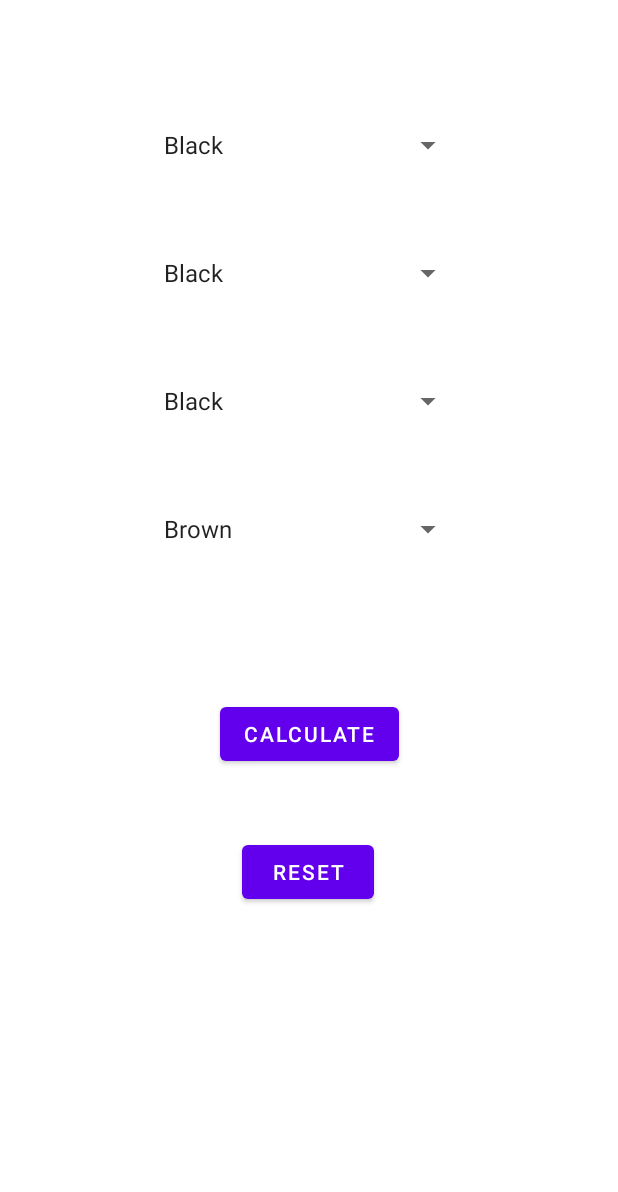
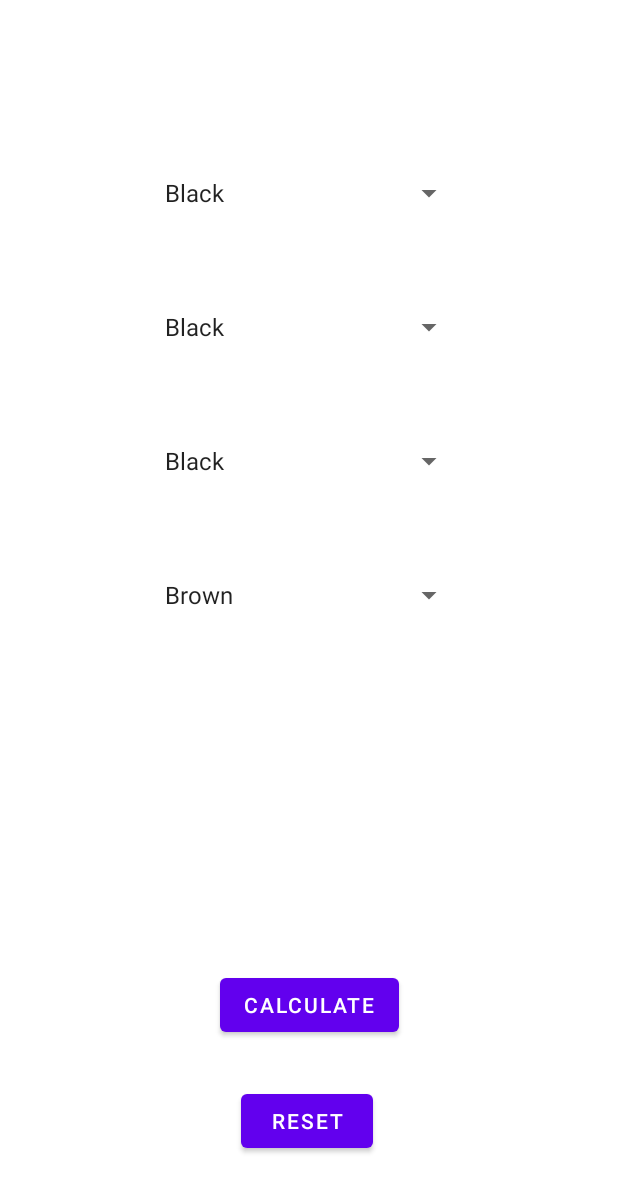
Before and after one commit to s00212257/AndroidStudioProjects, an Android app: the screen it shows after launch (MainActivity), on a phone screen of 412 x 824 dp. Shown: the top 1192 px of the screen. Run offline under Robolectric (Android 15) with nearby library versions, the phone set to English and light mode, and no system bars.

Commit message:
new calc methods, reset btn etc.

```diff
--- a/ResistorCalc/app/src/main/java/com/example/resistorcalc/MainActivity.java
+++ b/ResistorCalc/app/src/main/java/com/example/resistorcalc/MainActivity.java
@@ -6,7 +6,7 @@ import android.widget.AdapterView;
 import android.widget.ArrayAdapter;
 import android.widget.Button;
 import android.widget.Spinner;
-import android.widget.Toast;
+import android.widget.TextView;
 
 import androidx.appcompat.app.AppCompatActivity;
 
@@ -17,25 +17,24 @@ public class MainActivity extends AppCompatActivity implements AdapterView.OnIte
 
     Spinner spinnerBandOne;
     Spinner spinnerBandTwo;
-    //Spinner spinnerBandThree;
     Spinner spinnerMultiplier;
     Spinner spinnerTolerance;
     Button btnCalc;
     Button btnReset;
+    TextView tvResult;
 
     @Override
     protected void onCreate(Bundle savedInstanceState) {
         super.onCreate(savedInstanceState);
         setContentView(R.layout.activity_main);
 
-        //No more top bar $$$
         getSupportActionBar().hide();
 
         spinnerBandOne = findViewById(R.id.spinnerBandOne);
         spinnerBandTwo = findViewById(R.id.spinnerBandTwo);
-        //spinnerBandThree = findViewById(R.id.spinnerBandThree);
         spinnerMultiplier = findViewById(R.id.spinnerMultiplier);
         spinnerTolerance = findViewById(R.id.spinnerTolerance);
+        tvResult = findViewById(R.id.tvResult);
 
         btnCalc = findViewById(R.id.btnCalc);
         btnReset = findViewById(R.id.btnReset);
@@ -46,43 +45,69 @@ public class MainActivity extends AppCompatActivity implements AdapterView.OnIte
         ArrayAdapter<CharSequence> toleranceColour = ArrayAdapter.createFromResource(this,
                 R.array.toleranceColours, android.R.layout.simple_spinner_item);
 
+        ArrayAdapter<CharSequence> multiColour = ArrayAdapter.createFromResource(this,
+                R.array.multiColours, android.R.layout.simple_spinner_item);
+
         bandColour.setDropDownViewResource(android.R.layout.simple_spinner_dropdown_item);
         toleranceColour.setDropDownViewResource(android.R.layout.simple_spinner_dropdown_item);
 
         spinnerBandOne.setAdapter(bandColour);
         spinnerBandTwo.setAdapter(bandColour);
-        //spinnerBandThree.setAdapter(bandColour);
-        spinnerMultiplier.setAdapter(bandColour);
+        spinnerMultiplier.setAdapter(multiColour);
         spinnerTolerance.setAdapter(toleranceColour);
 
         spinnerBandOne.setOnItemSelectedListener(this);
         spinnerBandTwo.setOnItemSelectedListener(this);
-        //spinnerBandThree.setOnItemSelectedListener(this);
         spinnerMultiplier.setOnItemSelectedListener(this);
         spinnerTolerance.setOnItemSelectedListener(this);
 
         //Calc button press event
         btnCalc.setOnClickListener(view -> {
-            //Build string from the values of the first two bands
-            StringBuilder stringBuilder = new StringBuilder();
-            stringBuilder.append(spinnerBandOne.getSelectedItemPosition());
-            stringBuilder.append(spinnerBandTwo.getSelectedItemPosition());
-            //stringBuilder.append(spinnerBandThree.getSelectedItemPosition());
-            //Add the correct number of "0"'s to it
-            stringBuilder.append(Multiplier());
-
-            //TODO: Add tolerance to end of string based on the selected item in tolerance spinner using the string array in strings.xml
-
-            String finalString = stringBuilder.toString();
-
-            //TODO: Output to a text view, displaying the result + remove toast once completed
-            Toast.makeText(getApplicationContext(), (String) finalString,
-                    Toast.LENGTH_LONG).show();
+            tvResult.setText(resistance() + " Ω " + Tolerance() + "%");
         });
 
         btnReset.setOnClickListener(view -> {
-            //TODO: Add reset functionality (null selected item?)
+            spinnerBandOne.setSelection(0);
+            spinnerBandTwo.setSelection(0);
+            spinnerMultiplier.setSelection(0);
+            spinnerTolerance.setSelection(0);
+            tvResult.setText("");
         });
+    }
+
+    public String resistance(){
+        int b1 = spinnerBandOne.getSelectedItemPosition();
+        int b2 = spinnerBandTwo.getSelectedItemPosition();
+        int m = spinnerMultiplier.getSelectedItemPosition();
+
+        switch (m){
+            default: return "" ;
+            case 0 :
+            case 1 :
+            case 2 :
+            case 3 :
+                return String.valueOf(b1) + String.valueOf(b2) + Multiplier();
+            case 4: return String.valueOf(b1) + String.valueOf(b2) + "0K";
+            case 5: return String.valueOf(b1) + "." + String.valueOf(b2) + "M";
+            case 6: return String.valueOf(b1) + String.valueOf(b2) + "M";
+            case 7: return String.valueOf(b1) + String.valueOf(b2) + "0M";
+            case 8: return String.valueOf(b1) + "." + String.valueOf(b2) + "G";
+            case 9: return String.valueOf(b1) + String.valueOf(b2) + "G";
+            case 10: return String.valueOf(b1) + "." + String.valueOf(b2);
+            case 11: return "0." + String.valueOf(b1) + String.valueOf(b2);
+        }
+        /*
+        if(m < 3) return String.valueOf(b1) + String.valueOf(b2) + Multiplier();
+        else if(m == 4) return String.valueOf(b1) + String.valueOf(b2) + "K";
+        else if(m == 5) return String.valueOf(b1) + String.valueOf(b2) + "0K";
+        else if(m == 6) return String.valueOf(b1) + String.valueOf(b2) + "M";
+        else if(m == 7) return String.valueOf(b1) + String.valueOf(b2) + "0M";
+        else if(m == 8) return String.valueOf(b1) + "." + String.valueOf(b2) + "G";
+        else if(m == 9) return String.valueOf(b1) + String.valueOf(b2) + "G";
+        else if(m == 10) return String.valueOf(b1) + "." + String.valueOf(b2);
+        else if(m == 11) return "0." + String.valueOf(b1) + String.valueOf(b2);
+        else return "";
+        */
     }
 
     public String Multiplier(){
@@ -92,11 +117,9 @@ public class MainActivity extends AppCompatActivity implements AdapterView.OnIte
             stringBuilder.append(0);
             i++;
         }
-
        return String.valueOf(stringBuilder);
     }
 
-    /*
     public String Tolerance(){
         switch (spinnerTolerance.getSelectedItemPosition()){
             default: return "± 100";
@@ -110,7 +133,6 @@ public class MainActivity extends AppCompatActivity implements AdapterView.OnIte
             case 7: return "± 0.05";
         }
     }
-    */
 
     @Override
     public void onItemSelected(AdapterView<?> adapterView, View view, int i, long l) {
--- a/ResistorCalc/app/src/main/res/layout/activity_main.xml
+++ b/ResistorCalc/app/src/main/res/layout/activity_main.xml
@@ -10,66 +10,123 @@
     <!-- TODO: Make the app look nicer, use views to create coloured boxes representing selected colours, place under PNG of resistor with transparent gaps instead of bands -->
 
     <Spinner
-        android:id="@+id/spinnerMultiplier"
+        android:id="@+id/spinnerBandOne"
         android:layout_width="208dp"
         android:layout_height="41dp"
-        android:layout_marginTop="44dp"
-        app:layout_constraintEnd_toEndOf="parent"
-        app:layout_constraintHorizontal_bias="0.497"
-        app:layout_constraintStart_toStartOf="parent"
-        app:layout_constraintTop_toBottomOf="@+id/spinnerBandTwo" />
+        android:layout_marginTop="56dp"
+        app:layout_constraintEnd_toStartOf="@+id/guideline2"
+        app:layout_constraintStart_toStartOf="@+id/guideline3"
+        app:layout_constraintTop_toTopOf="@+id/guideline6" />
 
     <Spinner
         android:id="@+id/spinnerTolerance"
         android:layout_width="208dp"
         android:layout_height="41dp"
-        android:layout_marginTop="44dp"
-        app:layout_constraintEnd_toEndOf="parent"
-        app:layout_constraintHorizontal_bias="0.497"
-        app:layout_constraintStart_toStartOf="parent"
+        android:layout_marginTop="48dp"
+        app:layout_constraintEnd_toStartOf="@+id/guideline2"
+        app:layout_constraintStart_toStartOf="@+id/guideline3"
         app:layout_constraintTop_toBottomOf="@+id/spinnerMultiplier" />
+
+    <Spinner
+        android:id="@+id/spinnerMultiplier"
+        android:layout_width="208dp"
+        android:layout_height="41dp"
+        android:layout_marginTop="48dp"
+        app:layout_constraintEnd_toStartOf="@+id/guideline2"
+        app:layout_constraintStart_toStartOf="@+id/guideline3"
+        app:layout_constraintTop_toBottomOf="@+id/spinnerBandTwo" />
+
+    <Button
+        android:id="@+id/btnReset"
+        android:layout_width="wrap_content"
+        android:layout_height="wrap_content"
+        android:text="Reset"
+        app:layout_constraintBottom_toBottomOf="parent"
+        app:layout_constraintEnd_toStartOf="@+id/guideline2"
+        app:layout_constraintHorizontal_bias="0.491"
+        app:layout_constraintStart_toStartOf="@+id/guideline3"
+        app:layout_constraintTop_toBottomOf="@+id/btnCalc"
+        app:layout_constraintVertical_bias="0.355" />
 
     <Spinner
         android:id="@+id/spinnerBandTwo"
         android:layout_width="208dp"
         android:layout_height="41dp"
-        android:layout_marginTop="44dp"
-        app:layout_constraintEnd_toEndOf="parent"
-        app:layout_constraintHorizontal_bias="0.497"
-        app:layout_constraintStart_toStartOf="parent"
+        android:layout_marginTop="48dp"
+        app:layout_constraintEnd_toStartOf="@+id/guideline2"
+        app:layout_constraintStart_toStartOf="@+id/guideline3"
         app:layout_constraintTop_toBottomOf="@+id/spinnerBandOne" />
-
-    <Spinner
-        android:id="@+id/spinnerBandOne"
-        android:layout_width="208dp"
-        android:layout_height="41dp"
-        android:layout_marginTop="76dp"
-        app:layout_constraintEnd_toEndOf="parent"
-        app:layout_constraintHorizontal_bias="0.497"
-        app:layout_constraintStart_toStartOf="parent"
-        app:layout_constraintTop_toTopOf="parent" />
 
     <Button
         android:id="@+id/btnCalc"
         android:layout_width="wrap_content"
         android:layout_height="wrap_content"
-        android:layout_marginTop="92dp"
+        android:layout_marginTop="28dp"
         android:text="Calculate"
-        app:layout_constraintEnd_toEndOf="parent"
-        app:layout_constraintStart_toStartOf="parent"
-        app:layout_constraintTop_toBottomOf="@+id/spinnerTolerance" />
+        app:layout_constraintEnd_toStartOf="@+id/guideline2"
+        app:layout_constraintHorizontal_bias="0.505"
+        app:layout_constraintStart_toStartOf="@+id/guideline3"
+        app:layout_constraintTop_toTopOf="@+id/guideline4" />
 
-    <Button
-        android:id="@+id/btnReset"
+    <TextView
+        android:id="@+id/tvResult"
         android:layout_width="wrap_content"
         android:layout_height="wrap_content"
-        android:layout_marginTop="44dp"
-        android:text="Reset"
-        app:layout_constraintBottom_toBottomOf="parent"
-        app:layout_constraintEnd_toEndOf="parent"
-        app:layout_constraintHorizontal_bias="0.498"
-        app:layout_constraintStart_toStartOf="parent"
-        app:layout_constraintTop_toBottomOf="@+id/btnCalc"
-        app:layout_constraintVertical_bias="0.0" />
+        android:textSize="60sp"
+        app:layout_constraintBottom_toTopOf="@+id/guideline4"
+        app:layout_constraintEnd_toStartOf="@+id/guideline2"
+        app:layout_constraintStart_toStartOf="@+id/guideline3"
+        app:layout_constraintTop_toTopOf="@+id/guideline5" />
+
+    <androidx.constraintlayout.widget.Guideline
+        android:id="@+id/guideline2"
+        android:layout_width="wrap_content"
+        android:layout_height="wrap_content"
+        android:orientation="vertical"
+        app:layout_constraintGuide_percent="0.8" />
+
+    <androidx.constraintlayout.widget.Guideline
+        android:id="@+id/guideline3"
+        android:layout_width="wrap_content"
+        android:layout_height="wrap_content"
+        android:orientation="vertical"
+        app:layout_constraintGuide_percent="0.2" />
+
+    <androidx.constraintlayout.widget.Guideline
+        android:id="@+id/guideline4"
+        android:layout_width="wrap_content"
+        android:layout_height="wrap_content"
+        android:orientation="horizontal"
+        app:layout_constraintGuide_percent="0.75" />
+
+    <androidx.constraintlayout.widget.Guideline
+        android:id="@+id/guideline5"
+        android:layout_width="wrap_content"
+        android:layout_height="wrap_content"
+        android:orientation="horizontal"
+        app:layout_constraintGuide_percent="0.48687088" />
+
+    <androidx.constraintlayout.widget.Barrier
+        android:id="@+id/barrier2"
+        android:layout_width="wrap_content"
+        android:layout_height="wrap_content"
+        app:barrierDirection="top" />
+
+    <androidx.constraintlayout.widget.Guideline
+        android:id="@+id/guideline6"
+        android:layout_width="wrap_content"
+        android:layout_height="wrap_content"
+        android:orientation="horizontal"
+        app:layout_constraintGuide_percent="0.06345733" />
+
+    <View
+        android:id="@+id/view"
+        android:layout_width="42dp"
+        android:layout_height="43dp"
+        android:layout_marginStart="20dp"
+        app:layout_constraintBottom_toTopOf="@+id/guideline6"
+        app:layout_constraintStart_toStartOf="@+id/guideline3"
+        app:layout_constraintTop_toTopOf="parent"
+        app:layout_constraintVertical_bias="0.466" />
 
 </androidx.constraintlayout.widget.ConstraintLayout>
--- a/ResistorCalc/app/src/main/res/values/strings.xml
+++ b/ResistorCalc/app/src/main/res/values/strings.xml
@@ -14,6 +14,21 @@
         <item>White</item>
     </string-array>
 
+    <string-array name="multiColours">
+        <item>Black</item>
+        <item>Brown</item>
+        <item>Red</item>
+        <item>Orange</item>
+        <item>Yellow</item>
+        <item>Green</item>
+        <item>Blue</item>
+        <item>Violet</item>
+        <item>Grey</item>
+        <item>White</item>
+        <item>Gold</item>
+        <item>Silver</item>
+    </string-array>
+
     <string-array name="toleranceColours">
         <item>Brown</item>
         <item>Red</item>
@@ -26,17 +41,4 @@
         <item>Gold</item>
         <item>Silver</item>
     </string-array>
-
-    <string-array name="toleranceValues">
-        <item>1%</item>
-        <item>2%</item>
-        <item>3%</item>
-        <item>4%</item>
-        <item>0.5%</item>
-        <item>0.25%</item>
-        <item>0.10%</item>
-        <item>0.05%</item>
-        <item>5%</item>
-        <item>10%</item>
-    </string-array>
 </resources>
--- a/ResistorCalc/app/src/main/res/xml/data_extraction_rules.xml
+++ b/ResistorCalc/app/src/main/res/xml/data_extraction_rules.xml
@@ -5,7 +5,7 @@
 -->
 <data-extraction-rules>
     <cloud-backup>
-        <!-- TODO: Use <include> and <exclude> to control what is backed up.
+        <!--
         <include .../>
         <exclude .../>
         -->
```
